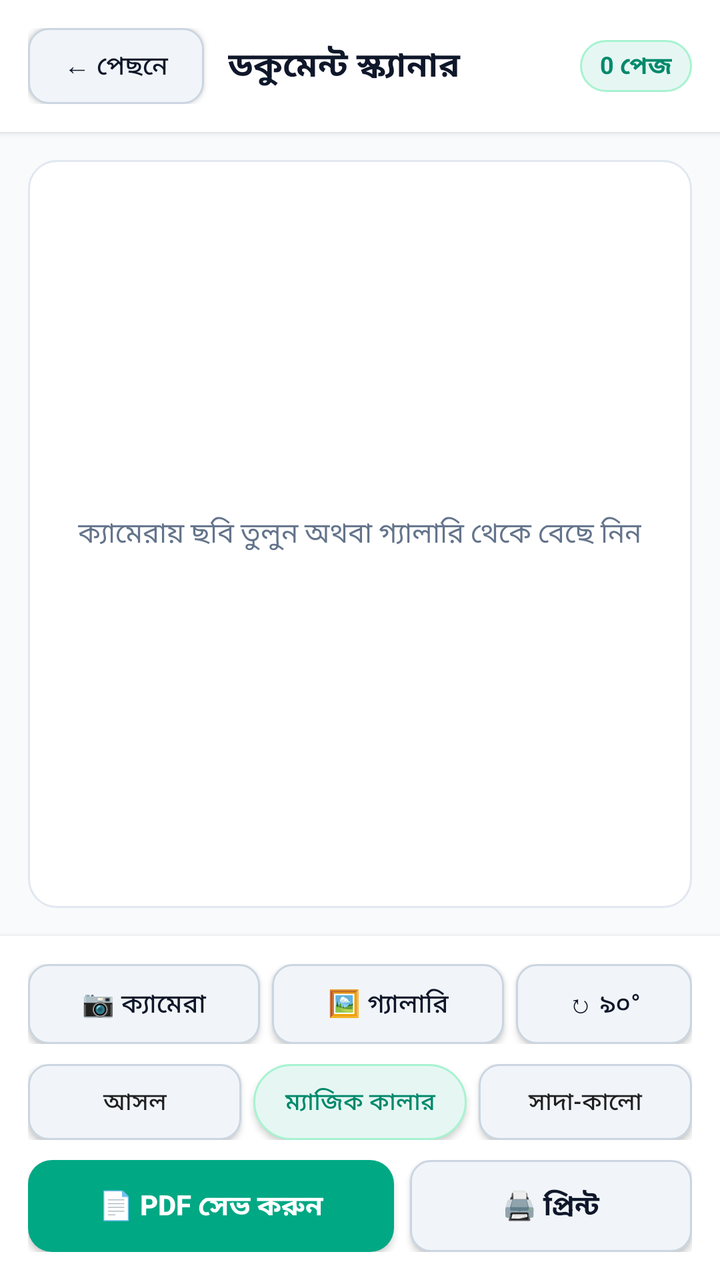
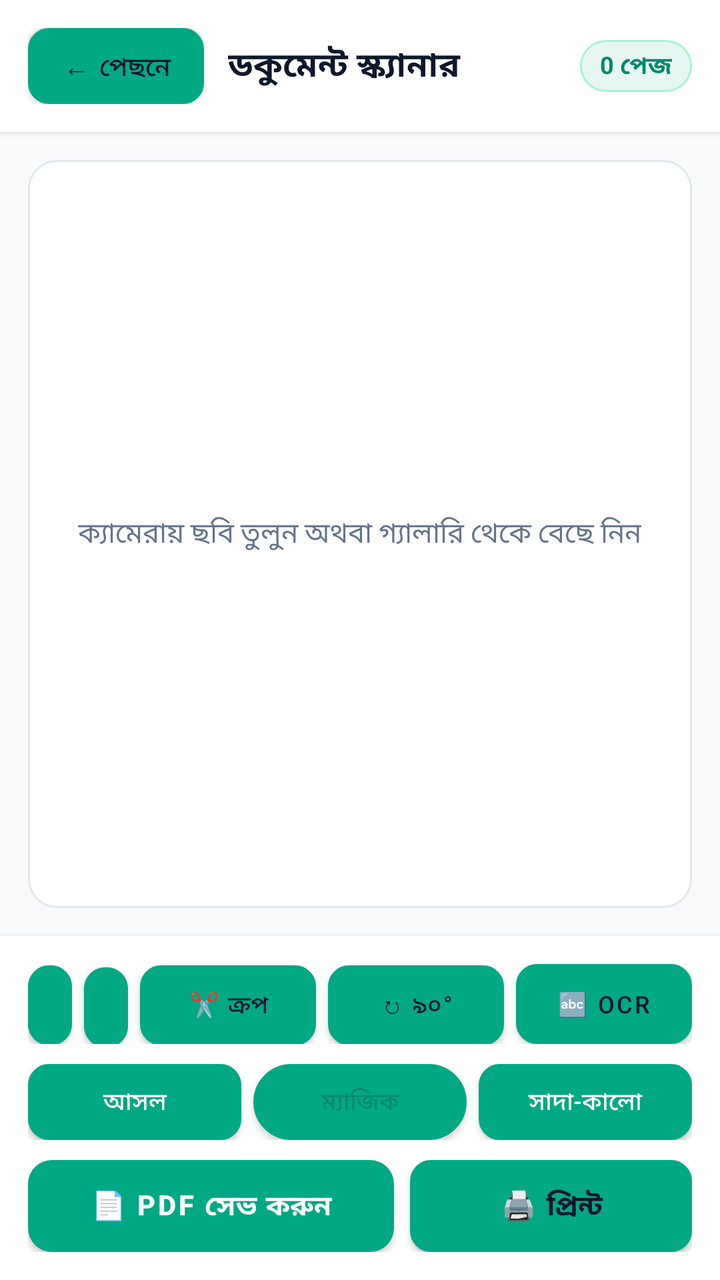

Screens rendered from an Android XML layout before and after an edit, with the pre-edit source and the edit as a unified diff.
<!-- AndroidManifest.xml: application theme Theme.CamScannerPro -->
<!-- res/layout/activity_doc_scanner.xml -->
<?xml version="1.0" encoding="utf-8"?>
<LinearLayout xmlns:android="http://schemas.android.com/apk/res/android"
    android:layout_width="match_parent"
    android:layout_height="match_parent"
    android:orientation="vertical"
    android:background="#F8FAFC">

    <LinearLayout
        android:layout_width="match_parent"
        android:layout_height="wrap_content"
        android:background="#FFFFFF"
        android:padding="14dp"
        android:gravity="center_vertical"
        android:elevation="2dp">

        <Button
            android:id="@+id/btn_doc_back"
            android:layout_width="wrap_content"
            android:layout_height="38dp"
            android:text="← পেছনে"
            android:background="@drawable/bg_btn_outline"
            android:textColor="#0F172A"
            android:textSize="13sp" />

        <TextView
            android:layout_width="0dp"
            android:layout_height="wrap_content"
            android:layout_weight="1"
            android:layout_marginStart="12dp"
            android:text="ডকুমেন্ট স্ক্যানার"
            android:textColor="#0F172A"
            android:textSize="17sp"
            android:textStyle="bold" />

        <TextView
            android:id="@+id/tv_doc_count"
            android:layout_width="wrap_content"
            android:layout_height="wrap_content"
            android:background="@drawable/bg_chip"
            android:paddingHorizontal="10dp"
            android:paddingVertical="4dp"
            android:text="0 পেজ"
            android:textColor="#00896C"
            android:textStyle="bold"
            android:textSize="12sp" />
    </LinearLayout>

    
    <FrameLayout
        android:layout_width="match_parent"
        android:layout_height="0dp"
        android:layout_weight="1"
        android:layout_margin="14dp"
        android:background="@drawable/bg_card"
        android:padding="8dp">

        <ImageView
            android:id="@+id/iv_doc_preview"
            android:layout_width="match_parent"
            android:layout_height="match_parent"
            android:scaleType="fitCenter"
            android:contentDescription="Document Preview" />

        <TextView
            android:id="@+id/tv_doc_empty"
            android:layout_width="wrap_content"
            android:layout_height="wrap_content"
            android:layout_gravity="center"
            android:gravity="center"
            android:text="ক্যামেরায় ছবি তুলুন অথবা গ্যালারি থেকে বেছে নিন"
            android:textColor="#64748B"
            android:textSize="14sp" />
    </FrameLayout>

    
    <LinearLayout
        android:layout_width="match_parent"
        android:layout_height="wrap_content"
        android:orientation="vertical"
        android:background="#FFFFFF"
        android:padding="14dp"
        android:elevation="4dp">

        <LinearLayout
            android:layout_width="match_parent"
            android:layout_height="wrap_content"
            android:orientation="horizontal"
            android:layout_marginBottom="10dp">

            <Button
                android:id="@+id/btn_doc_camera"
                android:layout_width="0dp"
                android:layout_height="40dp"
                android:layout_weight="1"
                android:layout_marginEnd="6dp"
                android:background="@drawable/bg_btn_outline"
                android:text="📷 ক্যামেরা"
                android:textColor="#0F172A"
                android:textSize="13sp" />

            <Button
                android:id="@+id/btn_doc_gallery"
                android:layout_width="0dp"
                android:layout_height="40dp"
                android:layout_weight="1"
                android:layout_marginEnd="6dp"
                android:background="@drawable/bg_btn_outline"
                android:text="🖼️ গ্যালারি"
                android:textColor="#0F172A"
                android:textSize="13sp" />

            <Button
                android:id="@+id/btn_doc_rotate"
                android:layout_width="wrap_content"
                android:layout_height="40dp"
                android:paddingHorizontal="12dp"
                android:background="@drawable/bg_btn_outline"
                android:text="↻ ৯০°"
                android:textColor="#0F172A"
                android:textSize="13sp" />
        </LinearLayout>

        <LinearLayout
            android:layout_width="match_parent"
            android:layout_height="wrap_content"
            android:orientation="horizontal"
            android:layout_marginBottom="10dp">

            <Button
                android:id="@+id/btn_filter_orig"
                android:layout_width="0dp"
                android:layout_height="38dp"
                android:layout_weight="1"
                android:layout_marginEnd="6dp"
                android:background="@drawable/bg_btn_outline"
                android:text="আসল"
                android:textSize="12sp" />

            <Button
                android:id="@+id/btn_filter_magic"
                android:layout_width="0dp"
                android:layout_height="38dp"
                android:layout_weight="1"
                android:layout_marginEnd="6dp"
                android:background="@drawable/bg_chip"
                android:text="ম্যাজিক কালার"
                android:textColor="#00896C"
                android:textSize="12sp" />

            <Button
                android:id="@+id/btn_filter_bw"
                android:layout_width="0dp"
                android:layout_height="38dp"
                android:layout_weight="1"
                android:background="@drawable/bg_btn_outline"
                android:text="সাদা-কালো"
                android:textSize="12sp" />
        </LinearLayout>

        <LinearLayout
            android:layout_width="match_parent"
            android:layout_height="wrap_content"
            android:orientation="horizontal">

            <Button
                android:id="@+id/btn_doc_save_pdf"
                android:layout_width="0dp"
                android:layout_height="46dp"
                android:layout_weight="1.3"
                android:layout_marginEnd="8dp"
                android:background="@drawable/bg_btn_primary"
                android:text="📄 PDF সেভ করুন"
                android:textColor="#FFFFFF"
                android:textStyle="bold"
                android:textSize="14sp" />

            <Button
                android:id="@+id/btn_doc_print"
                android:layout_width="0dp"
                android:layout_height="46dp"
                android:layout_weight="1"
                android:background="@drawable/bg_btn_outline"
                android:text="🖨️ প্রিন্ট"
                android:textColor="#0F172A"
                android:textStyle="bold"
                android:textSize="14sp" />
        </LinearLayout>
    </LinearLayout>
</LinearLayout>
<!-- resources referenced by this layout -->
<resources>
  <!-- drawable bg_btn_outline (drawable) -->
  <?xml version="1.0" encoding="utf-8"?>
  <shape xmlns:android="http://schemas.android.com/apk/res/android" android:shape="rectangle">
      <solid android:color="#F1F5F9" />
      <corners android:radius="10dp" />
      <stroke android:width="1dp" android:color="#CBD5E1" />
  </shape>
  <!-- drawable bg_btn_primary (drawable) -->
  <?xml version="1.0" encoding="utf-8"?>
  <shape xmlns:android="http://schemas.android.com/apk/res/android" android:shape="rectangle">
      <solid android:color="#00A884" />
      <corners android:radius="12dp" />
  </shape>
  <!-- drawable bg_card (drawable) -->
  <?xml version="1.0" encoding="utf-8"?>
  <shape xmlns:android="http://schemas.android.com/apk/res/android" android:shape="rectangle">
      <solid android:color="#FFFFFF" />
      <corners android:radius="14dp" />
      <stroke android:width="1dp" android:color="#E2E8F0" />
  </shape>
  <!-- drawable bg_chip (drawable) -->
  <?xml version="1.0" encoding="utf-8"?>
  <shape xmlns:android="http://schemas.android.com/apk/res/android" android:shape="rectangle">
      <solid android:color="#E6F7F3" />
      <corners android:radius="20dp" />
      <stroke android:width="1dp" android:color="#A7F3D0" />
  </shape>
  <style name="Theme.CamScannerPro" parent="Theme.AppCompat.Light.NoActionBar">
          <item name="colorPrimary">#00A884</item>
          <item name="colorPrimaryDark">#00896C</item>
          <item name="colorAccent">#00A884</item>
          <item name="android:statusBarColor">#00896C</item>
      </style>
</resources>

<!-- the commit's change to res/layout/activity_doc_scanner.xml (unified diff, before → after) -->
@@ -107,17 +107,39 @@
                 android:background="@drawable/bg_btn_outline"
                 android:text="🖼️ গ্যালারি"
                 android:textColor="#0F172A"
-                android:textSize="13sp" />
+                android:textSize="12sp" />
+
+            <Button
+                android:id="@+id/btn_doc_autocrop"
+                android:layout_width="wrap_content"
+                android:layout_height="40dp"
+                android:layout_marginEnd="6dp"
+                android:paddingHorizontal="10dp"
+                android:background="@drawable/bg_btn_outline"
+                android:text="✂️ ক্রপ"
+                android:textColor="#0F172A"
+                android:textSize="12sp" />
 
             <Button
                 android:id="@+id/btn_doc_rotate"
                 android:layout_width="wrap_content"
                 android:layout_height="40dp"
-                android:paddingHorizontal="12dp"
+                android:layout_marginEnd="6dp"
+                android:paddingHorizontal="10dp"
                 android:background="@drawable/bg_btn_outline"
                 android:text="↻ ৯০°"
                 android:textColor="#0F172A"
-                android:textSize="13sp" />
+                android:textSize="12sp" />
+
+            <Button
+                android:id="@+id/btn_doc_ocr"
+                android:layout_width="wrap_content"
+                android:layout_height="40dp"
+                android:paddingHorizontal="10dp"
+                android:background="@drawable/bg_btn_outline"
+                android:text="🔤 OCR"
+                android:textColor="#0F172A"
+                android:textSize="12sp" />
         </LinearLayout>
 
         <LinearLayout
<!-- resource entries referenced after the edit -->
@@ -27,7 +27,7 @@
       <corners android:radius="20dp" />
       <stroke android:width="1dp" android:color="#A7F3D0" />
   </shape>
-  <style name="Theme.CamScannerPro" parent="Theme.AppCompat.Light.NoActionBar">
+  <style name="Theme.CamScannerPro" parent="Theme.MaterialComponents.Light.NoActionBar">
           <item name="colorPrimary">#00A884</item>
           <item name="colorPrimaryDark">#00896C</item>
           <item name="colorAccent">#00A884</item>
